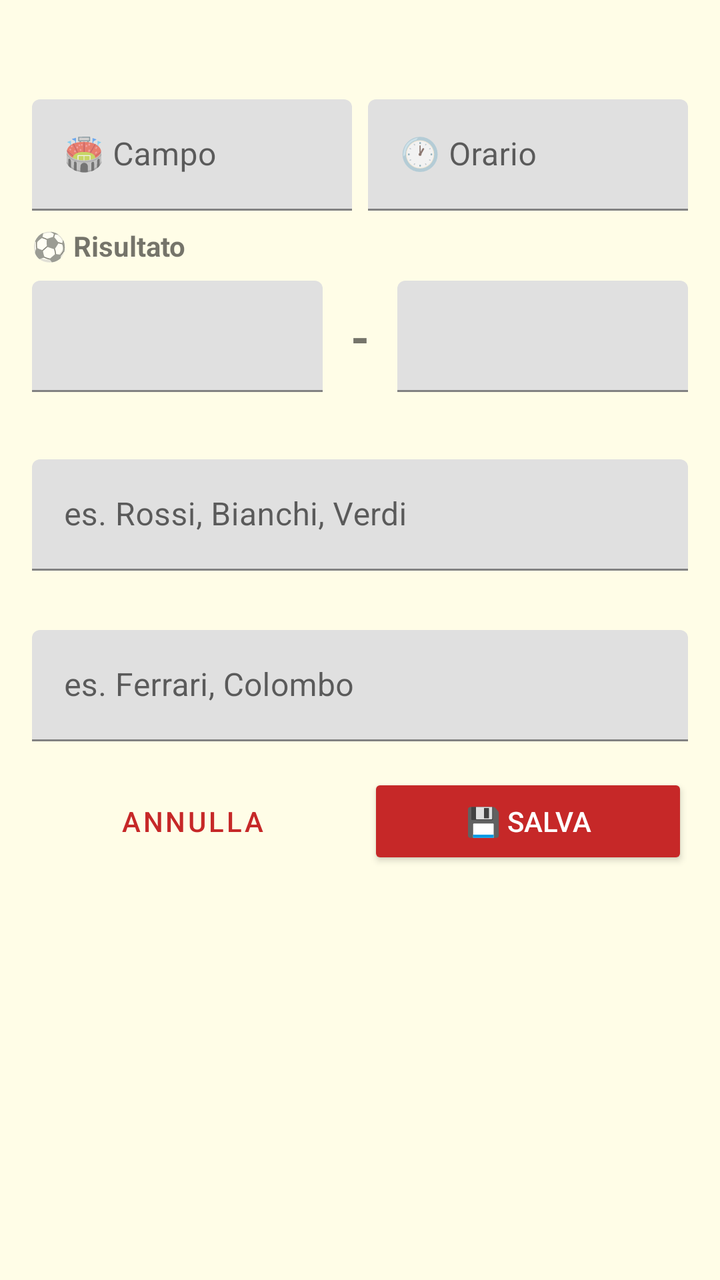
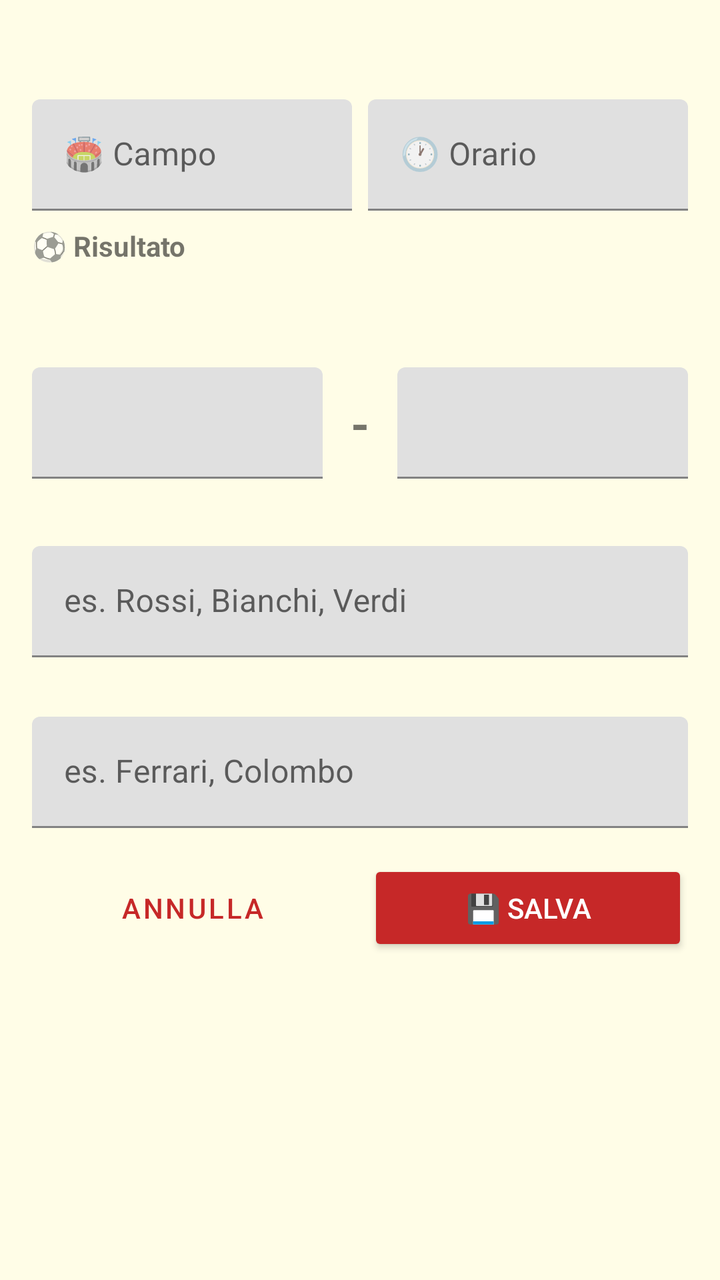

The first picture is an Android layout as it rendered before a commit; the second is the same layout after the commit. The layout source and the unified diff follow.
<!-- AndroidManifest.xml: application theme Theme.App -->
<!-- res/layout/dialog_edit_match.xml -->
<?xml version="1.0" encoding="utf-8"?>
<ScrollView xmlns:android="http://schemas.android.com/apk/res/android"
    android:layout_width="match_parent" android:layout_height="wrap_content" android:padding="16dp">
    <LinearLayout android:layout_width="match_parent" android:layout_height="wrap_content"
        android:orientation="vertical">
        <TextView android:id="@+id/tvTitle" android:layout_width="match_parent"
            android:layout_height="wrap_content" android:textStyle="bold"
            android:textSize="16sp" android:textColor="@color/red"
            android:gravity="center" android:layout_marginBottom="12dp"/>
        <LinearLayout android:layout_width="match_parent" android:layout_height="wrap_content"
            android:orientation="horizontal" android:layout_marginBottom="8dp">
            <com.google.android.material.textfield.TextInputLayout android:layout_width="0dp"
                android:layout_height="wrap_content" android:layout_weight="1"
                android:hint="🏟️ Campo" android:layout_marginEnd="4dp">
                <com.google.android.material.textfield.TextInputEditText android:id="@+id/etField"
                    android:layout_width="match_parent" android:layout_height="wrap_content"/>
            </com.google.android.material.textfield.TextInputLayout>
            <com.google.android.material.textfield.TextInputLayout android:layout_width="0dp"
                android:layout_height="wrap_content" android:layout_weight="1"
                android:hint="🕐 Orario" android:layout_marginStart="4dp">
                <com.google.android.material.textfield.TextInputEditText android:id="@+id/etTime"
                    android:layout_width="match_parent" android:layout_height="wrap_content"/>
            </com.google.android.material.textfield.TextInputLayout>
        </LinearLayout>
        <TextView android:layout_width="match_parent" android:layout_height="wrap_content"
            android:text="⚽ Risultato" android:textStyle="bold" android:layout_marginBottom="8dp"/>
        <LinearLayout android:layout_width="match_parent" android:layout_height="wrap_content"
            android:orientation="horizontal" android:gravity="center" android:layout_marginBottom="12dp">
            <com.google.android.material.textfield.TextInputLayout android:layout_width="0dp"
                android:layout_height="wrap_content" android:layout_weight="1" android:layout_marginEnd="8dp">
                <com.google.android.material.textfield.TextInputEditText android:id="@+id/etHomeScore"
                    android:layout_width="match_parent" android:layout_height="wrap_content"
                    android:inputType="number" android:gravity="center"/>
            </com.google.android.material.textfield.TextInputLayout>
            <TextView android:layout_width="wrap_content" android:layout_height="wrap_content"
                android:text=" - " android:textSize="24sp" android:textStyle="bold"/>
            <com.google.android.material.textfield.TextInputLayout android:layout_width="0dp"
                android:layout_height="wrap_content" android:layout_weight="1" android:layout_marginStart="8dp">
                <com.google.android.material.textfield.TextInputEditText android:id="@+id/etAwayScore"
                    android:layout_width="match_parent" android:layout_height="wrap_content"
                    android:inputType="number" android:gravity="center"/>
            </com.google.android.material.textfield.TextInputLayout>
        </LinearLayout>
        <TextView android:id="@+id/tvHomeScorersLabel" android:layout_width="match_parent"
            android:layout_height="wrap_content" android:textStyle="bold"
            android:layout_marginBottom="4dp" android:textSize="13sp"/>
        <com.google.android.material.textfield.TextInputLayout android:layout_width="match_parent"
            android:layout_height="wrap_content" android:hint="es. Rossi, Bianchi, Verdi"
            android:layout_marginBottom="8dp">
            <com.google.android.material.textfield.TextInputEditText android:id="@+id/etHomeScorers"
                android:layout_width="match_parent" android:layout_height="wrap_content"/>
        </com.google.android.material.textfield.TextInputLayout>
        <TextView android:id="@+id/tvAwayScorersLabel" android:layout_width="match_parent"
            android:layout_height="wrap_content" android:textStyle="bold"
            android:layout_marginBottom="4dp" android:textSize="13sp"/>
        <com.google.android.material.textfield.TextInputLayout android:layout_width="match_parent"
            android:layout_height="wrap_content" android:hint="es. Ferrari, Colombo"
            android:layout_marginBottom="16dp">
            <com.google.android.material.textfield.TextInputEditText android:id="@+id/etAwayScorers"
                android:layout_width="match_parent" android:layout_height="wrap_content"/>
        </com.google.android.material.textfield.TextInputLayout>
        <LinearLayout android:layout_width="match_parent" android:layout_height="wrap_content"
            android:orientation="horizontal">
            <Button android:id="@+id/btnCancel" style="@style/Widget.MaterialComponents.Button.OutlinedButton"
                android:layout_width="0dp" android:layout_height="wrap_content"
                android:layout_weight="1" android:layout_marginEnd="4dp" android:text="Annulla"/>
            <Button android:id="@+id/btnSave" android:layout_width="0dp" android:layout_height="wrap_content"
                android:layout_weight="1" android:layout_marginStart="4dp" android:text="💾 Salva"
                android:backgroundTint="@color/red" android:textColor="@android:color/white"/>
        </LinearLayout>
    </LinearLayout>
</ScrollView>
<!-- resources referenced by this layout -->
<resources>
  <color name="red">#C62828</color>
  <style name="Theme.App" parent="Theme.MaterialComponents.DayNight.NoActionBar">
          <item name="colorPrimary">@color/red</item>
          <item name="colorPrimaryVariant">@color/red_dark</item>
          <item name="colorSecondary">@color/yellow</item>
          <item name="android:windowBackground">@color/background</item>
      </style>
  <color name="red_dark">#8B1A1A</color>
  <color name="yellow">#F9A825</color>
  <color name="background">#FFFDE7</color>
</resources>

<!-- the commit's change to res/layout/dialog_edit_match.xml (unified diff, before → after) -->
@@ -23,7 +23,13 @@
             </com.google.android.material.textfield.TextInputLayout>
         </LinearLayout>
         <TextView android:layout_width="match_parent" android:layout_height="wrap_content"
-            android:text="⚽ Risultato" android:textStyle="bold" android:layout_marginBottom="8dp"/>
+          android:text="⚽ Risultato" android:textStyle="bold" android:layout_marginBottom="8dp"/>
+        <TextView android:id="@+id/tvHomeLabel" android:layout_width="match_parent"
+            android:layout_height="wrap_content" android:textStyle="bold"
+            android:layout_marginBottom="4dp" android:textSize="13sp"/>
+        <TextView android:id="@+id/tvAwayLabel" android:layout_width="match_parent"
+            android:layout_height="wrap_content" android:textStyle="bold"
+            android:layout_marginBottom="4dp" android:textSize="13sp"/>
         <LinearLayout android:layout_width="match_parent" android:layout_height="wrap_content"
             android:orientation="horizontal" android:gravity="center" android:layout_marginBottom="12dp">
             <com.google.android.material.textfield.TextInputLayout android:layout_width="0dp"
